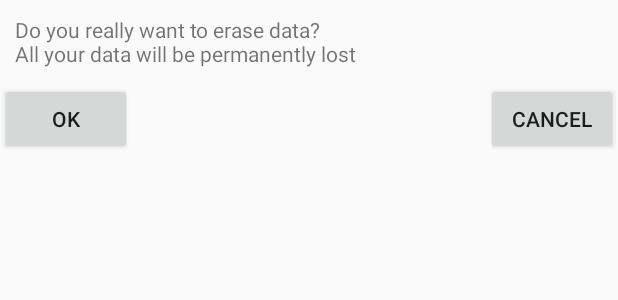
After one commit to ilpeppino/MoneyFlows, an Android app: the layout resetall.xml on its own in the app's theme, with its tools: preview values and no code run, on a phone screen of 412 x 824 dp. The commit adds this screen. Shown: the top 300 px of the screen. Run offline under Robolectric (Android 15) with nearby library versions, the phone set to English and light mode, and no system bars.

Commit message:
added resetall functionality (action in toolbar menu, layout), I need to handle the onClick event on the OK and Cancel

```diff
--- a/app/src/main/java/com/fromzerotoandroid/moneyflows/BackgroundTask.java
+++ b/app/src/main/java/com/fromzerotoandroid/moneyflows/BackgroundTask.java
@@ -47,7 +47,7 @@ public class BackgroundTask extends AsyncTask<String, Void, String> {
 
         switch (method) {
             // Add the cost in the db
-            case "add_cost":
+            case FeedReaderContract.Methods.ADD_COST:
 
                 mCost = params[1];
                 mDescription = params[2];
@@ -59,7 +59,7 @@ public class BackgroundTask extends AsyncTask<String, Void, String> {
 
                 toReturn = "One row inserted...";
 
-            case "reset_all":
+            case FeedReaderContract.Methods.ERASE_ALL:
                 // Purge the table from data
                 SQLiteDatabase dbReset = dbOperations.getWritableDatabase();
                 dbOperations.purgeTable(dbReset, FeedReaderContract.CostEntry.TABLE_NAME);
--- /dev/null
+++ b/app/src/main/res/layout/resetall.xml
@@ -0,0 +1,33 @@
+<?xml version="1.0" encoding="utf-8"?>
+<RelativeLayout xmlns:android="http://schemas.android.com/apk/res/android"
+    android:layout_width="match_parent"
+    android:layout_height="wrap_content">
+
+    <TextView
+        android:id="@+id/resetall_message"
+        android:layout_width="match_parent"
+        android:layout_height="wrap_content"
+        android:padding="10dp"
+        android:text="Do you really want to erase data?\nAll your data will be permanently lost" />
+
+
+    <Button
+        android:id="@+id/resetall_ok"
+        android:layout_width="wrap_content"
+        android:layout_height="wrap_content"
+        android:layout_alignLeft="@id/resetall_message"
+        android:layout_below="@id/resetall_message"
+        android:onClick="resetAllData"
+        android:text="OK" />
+
+    <Button
+        android:id="@+id/resetall_cancel"
+        android:layout_width="wrap_content"
+        android:layout_height="wrap_content"
+        android:layout_alignRight="@id/resetall_message"
+        android:layout_below="@id/resetall_message"
+        android:onClick="dontResetAllData"
+        android:text="Cancel" />
+
+
+</RelativeLayout>
--- a/app/src/main/res/values/strings.xml
+++ b/app/src/main/res/values/strings.xml
@@ -17,6 +17,7 @@
     <string name="about">About</string>
     <string name="title_activity_about">AboutActivity</string>
     <string name="resetall">Reset all</string>
+    <string name="title_activity_reset_all">ResetAll</string>
 
 
 </resources>
```
Also changed, not shown: app/src/main/AndroidManifest.xml (+9 -0 lines), app/src/main/java/com/fromzerotoandroid/moneyflows/FeedReaderContract.java (+11 -4 lines), app/src/main/java/com/fromzerotoandroid/moneyflows/MainActivity.java (+9 -5 lines), app/src/main/java/com/fromzerotoandroid/moneyflows/ResetAll.java (added, +36 -0 lines), app/src/main/res/layout/activity_reset_all.xml (added, +34 -0 lines), app/src/main/res/layout/content_reset_all.xml (added, +15 -0 lines), 1 other file.
